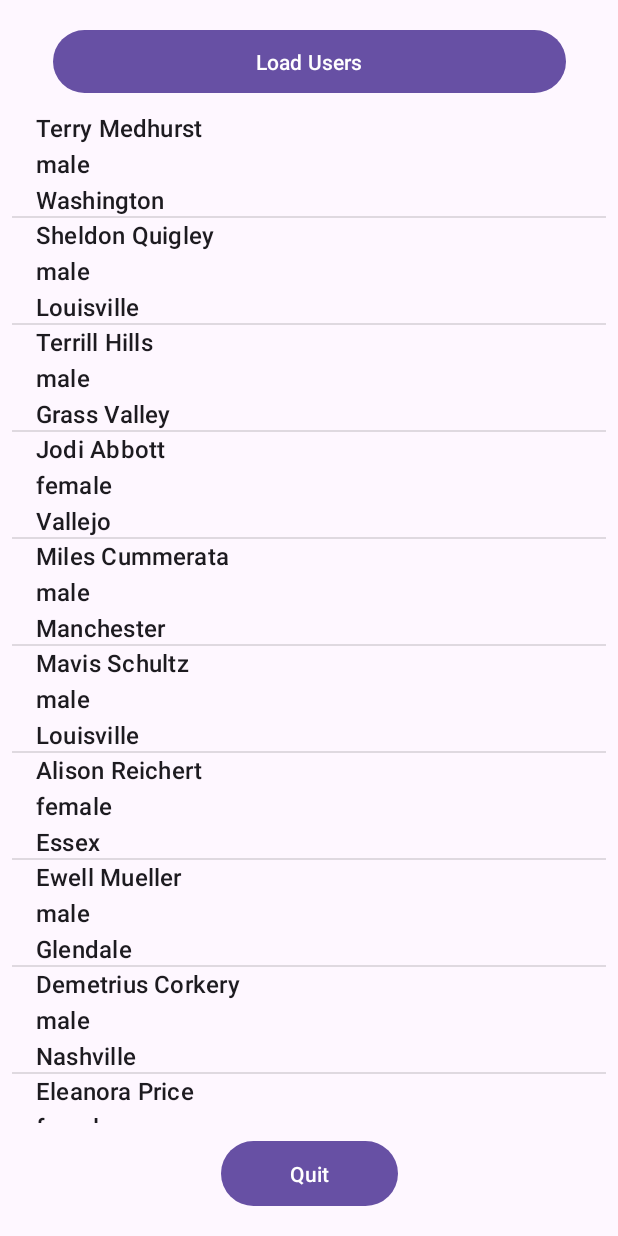
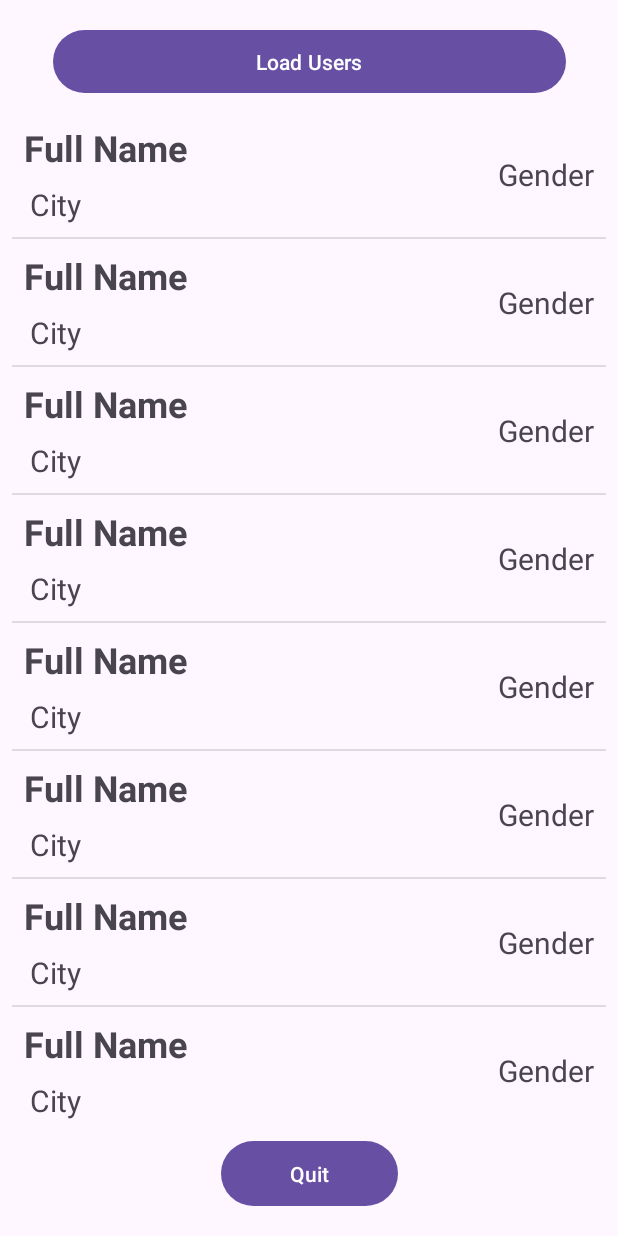
Before and after one commit to AbdelTriX/NewProjectV1, an Android app: the screen it shows after launch (MainActivity), after a tap on "Load Users", on a phone screen of 412 x 824 dp. Run offline under Robolectric (Android 15) with nearby library versions, the phone set to English and light mode, and no system bars.

Commit message:
Display users in custom ListView | Create custom adapter (UsersAdapter) - First step

```diff
--- a/app/src/main/java/com/example/miniprojetv1/MainActivity.java
+++ b/app/src/main/java/com/example/miniprojetv1/MainActivity.java
@@ -35,19 +35,14 @@ public class MainActivity extends AppCompatActivity implements View.OnClickListe
         btnQuit.setOnClickListener(this);
         btnLoadUsers.setOnClickListener(this);
 
-        ArrayList<String> names = new ArrayList<>();
-        names.add("Ahmed");
-        names.add("Mohamed");
-        names.add("Islam");
-
     }
 
     @Override
     public void onClick(View v) {
         if (v.getId() == R.id.btnLoadUsers) {
-            ArrayAdapter<User> adapter = new ArrayAdapter<>(this, android.R.layout.simple_list_item_1, getUsers());
+            UsersAdapter usersAdapter = new UsersAdapter(this, getUsers());
 
-            lvUsers.setAdapter(adapter);
+            lvUsers.setAdapter(usersAdapter);
 
         } else if (v.getId() == R.id.btnQuit) {
             finish();
--- /dev/null
+++ b/app/src/main/java/com/example/miniprojetv1/UsersAdapter.java
@@ -0,0 +1,49 @@
+package com.example.miniprojetv1;
+
+import android.content.Context;
+import android.view.LayoutInflater;
+import android.view.View;
+import android.view.ViewGroup;
+import android.widget.ArrayAdapter;
+import android.widget.BaseAdapter;
+
+import androidx.annotation.NonNull;
+import androidx.annotation.Nullable;
+
+import java.util.ArrayList;
+import java.util.List;
+
+public class UsersAdapter extends BaseAdapter {
+    ArrayList<User> users;
+    LayoutInflater inflater;
+    Context mContext;
+
+    public UsersAdapter(Context context, ArrayList<User> users) {
+        this.users = users;
+
+        inflater = LayoutInflater.from(context);
+    }
+
+    @Override
+    public int getCount() {
+        return users.size();
+    }
+
+    @Override
+    public Object getItem(int position) {
+        return users.get(position);
+    }
+
+    @Override
+    public long getItemId(int position) {
+        return 0;
+    }
+
+    @Override
+    public View getView(int position, View convertView, ViewGroup parent) {
+        convertView = inflater.inflate(R.layout.item_user, null);
+
+
+        return convertView;
+    }
+}
--- a/app/src/main/res/layout/item_user.xml
+++ b/app/src/main/res/layout/item_user.xml
@@ -22,7 +22,7 @@
         android:id="@+id/tvUserItmGender"
         android:layout_width="wrap_content"
         android:layout_height="wrap_content"
-        android:layout_marginEnd="16dp"
+        android:layout_marginEnd="8dp"
         android:text="Gender"
         android:textSize="20sp"
         app:layout_constraintBottom_toBottomOf="@+id/tvUserItmCity"
```
